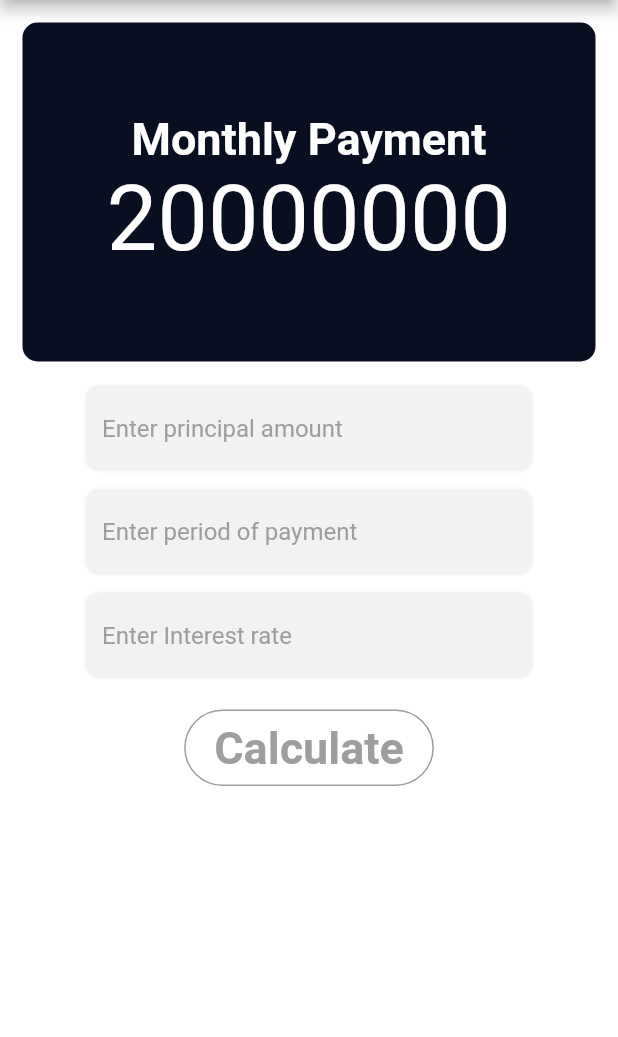
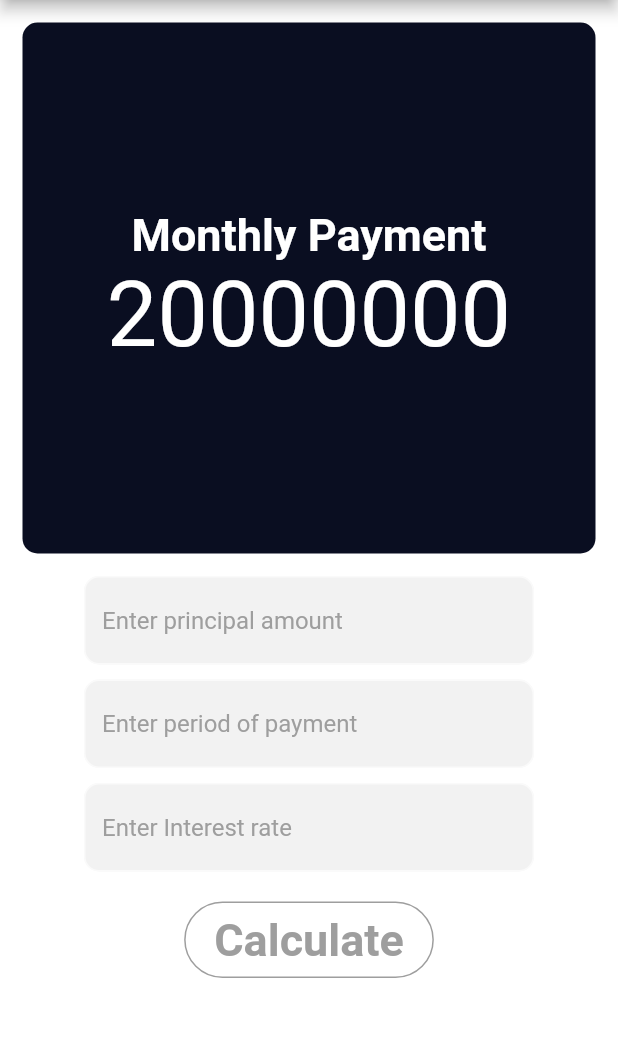
Before and after one commit to kazeem08/flutter-loan-calculator, a Flutter app: the screen it shows after launch, on a phone screen of 412 x 824 dp, the part 84-1121 px from its top. Run offline on Flutter 3.47's test engine with Material 2 defaults, Android fonts, the phone set to English and light mode, and no system bars.

```diff
--- a/lib/input_page.dart
+++ b/lib/input_page.dart
@@ -42,7 +42,7 @@ class _InputPageState extends State<InputPage> {
                 )),
           ),
           Expanded(
-            flex: 2,
+            child: SingleChildScrollView(
               child: Column(
 //              mainAxisAlignment: MainAxisAlignment.center,
                 children: <Widget>[
@@ -125,6 +125,7 @@ class _InputPageState extends State<InputPage> {
                 ],
               ),
             ),
+          ),
         ],
       ),
     );
```
Lines whose indentation alone changed are shown as unchanged.
